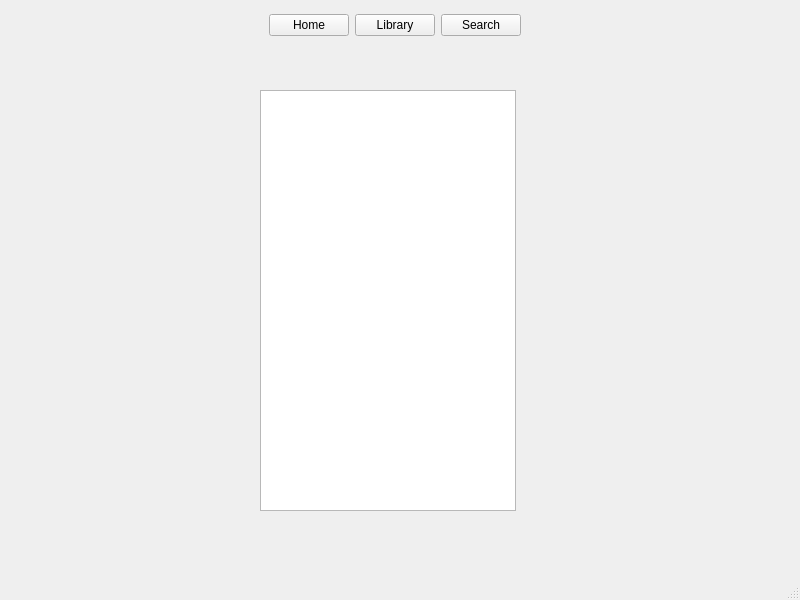
Before: the Qt Designer form mainwindow.ui in talitintti/Seer, drawn with Qt 5.
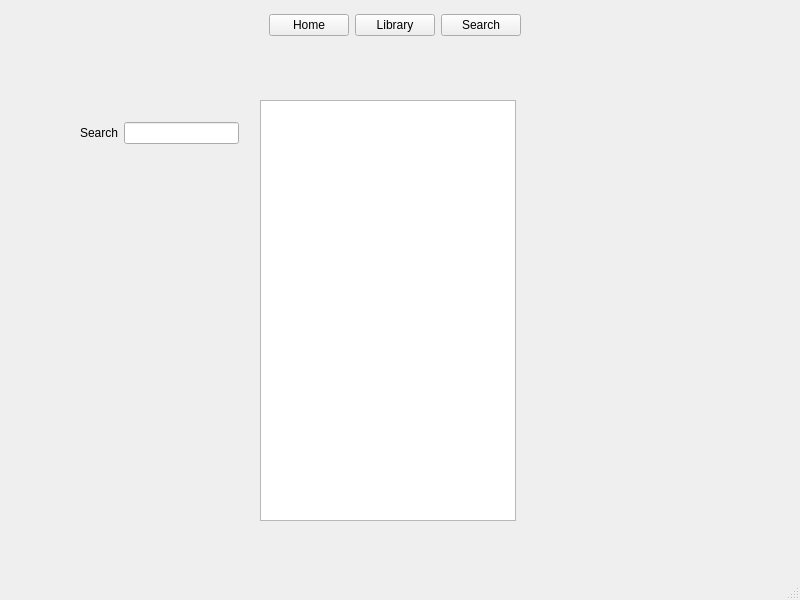
After: the same form once the commit is applied.

What changed in the file:
```diff
--- a/mainwindow.ui
+++ b/mainwindow.ui
@@ -85,7 +85,7 @@
     <property name="geometry">
      <rect>
       <x>80</x>
-      <y>70</y>
+      <y>80</y>
       <width>631</width>
       <height>451</height>
      </rect>
@@ -104,6 +104,28 @@
        </rect>
       </property>
      </widget>
+     <widget class="QWidget" name="">
+      <property name="geometry">
+       <rect>
+        <x>0</x>
+        <y>40</y>
+        <width>159</width>
+        <height>26</height>
+       </rect>
+      </property>
+      <layout class="QHBoxLayout" name="horizontalLayout_4">
+       <item>
+        <widget class="QLabel" name="label">
+         <property name="text">
+          <string>Search</string>
+         </property>
+        </widget>
+       </item>
+       <item>
+        <widget class="QLineEdit" name="lineEdit"/>
+       </item>
+      </layout>
+     </widget>
     </widget>
     <widget class="QWidget" name="page_2"/>
    </widget>
```
